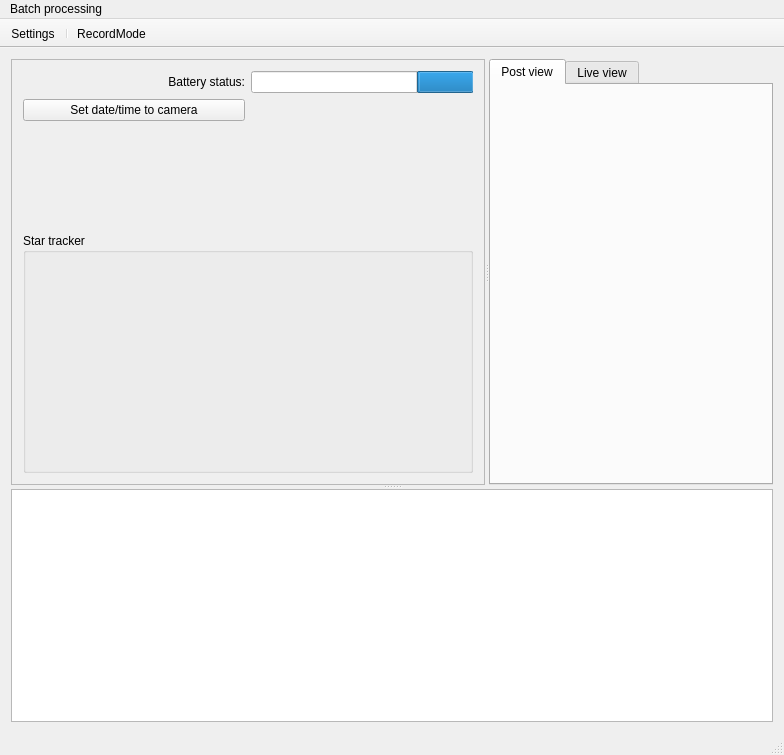
blackphil/AstroCameraRemote, file app/AstroCameraRemote/MainWindow.ui: the form before one commit.
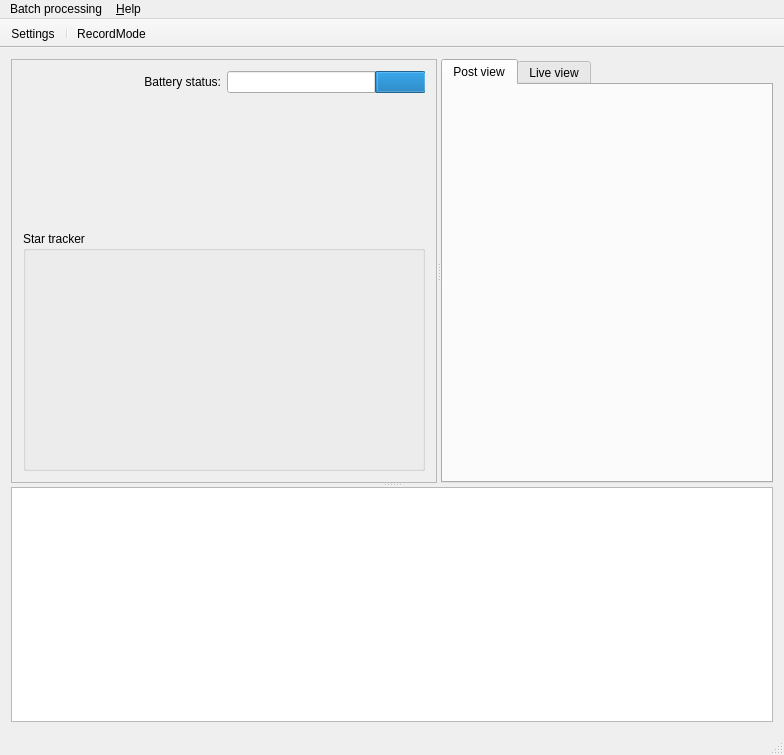
The form after the commit. Icons and pictures are not drawn. Custom widgets are drawn as their Qt base class.

The edit to the form file:
```diff
--- a/app/AstroCameraRemote/MainWindow.ui
+++ b/app/AstroCameraRemote/MainWindow.ui
@@ -197,13 +197,6 @@
            </layout>
           </widget>
          </item>
-         <item row="1" column="0">
-          <widget class="QPushButton" name="setCamDateTime">
-           <property name="text">
-            <string>Set date/time to camera</string>
-           </property>
-          </widget>
-         </item>
         </layout>
        </widget>
        <widget class="QTabWidget" name="viewsTabWidget">
@@ -264,7 +257,14 @@
     </property>
     <addaction name="actionFits_repair"/>
    </widget>
+   <widget class="QMenu" name="menu_Help">
+    <property name="title">
+     <string>&amp;Help</string>
+    </property>
+    <addaction name="actionAbout"/>
+   </widget>
    <addaction name="menuBatch_processing"/>
+   <addaction name="menu_Help"/>
   </widget>
   <widget class="QStatusBar" name="statusBar"/>
   <widget class="ToolBar" name="toolBar_2">
```
Left out of the diff: 5 changed lines with no effect on the pictures.
